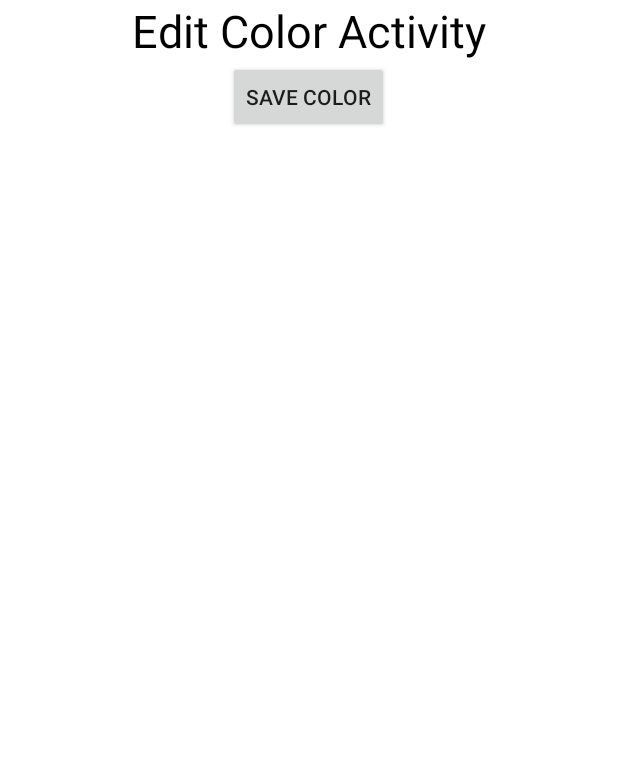
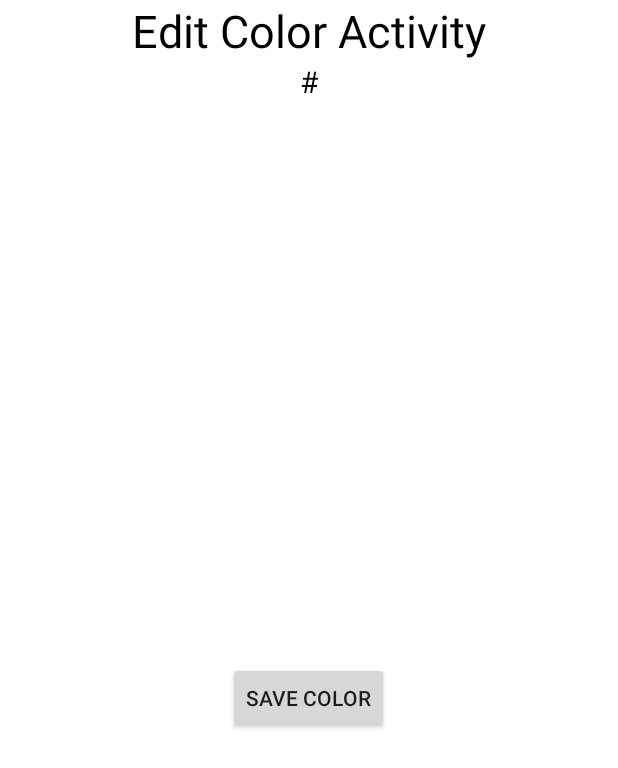
Before and after one commit to EJNicolas/ColorSnapProject, an Android app: the ViewColorSchemeActivity screen opened directly, with no data from a screen before it, after a tap on "EDIT", on a phone screen of 412 x 824 dp. Shown: the top 768 px of the screen. Run offline under Robolectric (Android 15) with nearby library versions, the phone set to English and light mode, and no system bars; 11 statements that could not run were skipped.

Commit message:
Color is passed from View Color to Edit Color

```diff
--- a/app/src/main/java/com/example/colorsnap/EditColorActivity.java
+++ b/app/src/main/java/com/example/colorsnap/EditColorActivity.java
@@ -14,6 +14,8 @@ import android.util.Log;
 import android.view.View;
 import android.widget.Button;
 import android.widget.LinearLayout;
+import android.widget.TextView;
+import android.widget.Toast;
 
 import androidx.annotation.Nullable;
 
@@ -23,9 +25,11 @@ public class EditColorActivity extends Activity implements View.OnClickListener,
     private LinearLayout colorDisplay;
     private Sensor sensorOrientation;
     private SensorManager sensorManager = null;
-    private int currentColor =  Color.parseColor("#FF6347");
+    private int currentColor;
+    private String originalColor, colorColumn, hexColor;
+    private TextView colorName;
 
-    Button buttonSaveColor;
+    private Button buttonSaveColor;
 
     @Override
     protected void onCreate(@Nullable Bundle savedInstanceState) {
@@ -43,11 +47,30 @@ public class EditColorActivity extends Activity implements View.OnClickListener,
         else{
             setTheme(R.style.LightTheme);
         }
+
         setContentView(R.layout.activity_edit_color);
         sensorManager = (SensorManager) getSystemService(SENSOR_SERVICE);
         sensorOrientation = sensorManager.getDefaultSensor(Sensor.TYPE_ORIENTATION);
         buttonSaveColor = (Button) findViewById(R.id.buttonSaveColor);
         colorDisplay = (LinearLayout)findViewById(R.id.colorChange);
+        colorName = (TextView) findViewById(R.id.textViewEditColor);
+
+        Intent i = getIntent();
+        originalColor = i.getStringExtra("EDIT_COLOR");
+        colorColumn = i.getStringExtra("COLOR_COLUMN");
+
+        Log.d("EditColor", originalColor + " " + colorColumn);
+
+        try{
+            currentColor = Color.parseColor("#" + originalColor);
+        }
+        catch(Exception e){
+            Toast.makeText(this, "Error parsing color", Toast.LENGTH_SHORT).show();
+            currentColor = Color.parseColor("#123123");
+        }
+
+        hexColor = originalColor;
+        colorName.setText("#" + originalColor);
 
         buttonSaveColor.setOnClickListener(this);
     }
@@ -55,26 +78,27 @@ public class EditColorActivity extends Activity implements View.OnClickListener,
 
     public void setSaturation(float x, float y, float z) {
 
-int color = currentColor;
+        int color = currentColor;
 
         float[ ] hsv= new float [3];
         Color.colorToHSV(color, hsv);
 
         float slope = (float) (1/ 6.28318);
-       float output = (float) (slope * (z + 3.14159));
+        float output = (float) (slope * (z + 3.14159));
         hsv[1] = output;
         float slopeX = (float) (1/ 6.28318);
         float outputX = (float) (slopeX * (x + 3.14159));
         hsv[2] = outputX;
         int newColor = Color.HSVToColor(hsv);
         currentColor = newColor;
+        //Converting Color to String learned from https://stackoverflow.com/questions/6539879/how-to-convert-a-color-integer-to-a-hex-string-in-android
+        hexColor = String.format("%06X", (0xFFFFFF & currentColor));
+        colorName.setText("#" + hexColor);
         colorDisplay.setBackgroundColor(newColor);
-        Log.d("zTag", String.valueOf((z)));
-        Log.d("xTag", String.valueOf((x)));
-        Log.d("yTag", String.valueOf((y)));
 
-
-
+//        Log.d("zTag", String.valueOf((z)));
+//        Log.d("xTag", String.valueOf((x)));
+//        Log.d("yTag", String.valueOf((y)));
 
     }
 
@@ -97,8 +121,17 @@ int color = currentColor;
     @Override
     public void onClick(View v) {
         if(buttonSaveColor.isPressed()){
-            Intent i = new Intent(this, ViewColorSchemeActivity.class);
-            startActivity(i);
+            if(colorColumn==null){
+                Intent i = new Intent(this, ColorSchemesActivity.class);
+                startActivity(i);
+            }
+            else{
+                Log.d("EditColor", String.format("%d",currentColor));
+
+                //String hexColor =
+                Log.d("EditColor", "New Color: " + hexColor);
+            }
+
         }
 
     }
--- a/app/src/main/res/layout/activity_edit_color.xml
+++ b/app/src/main/res/layout/activity_edit_color.xml
@@ -13,6 +13,21 @@
         android:textSize="30sp"
         android:textColor="?attr/textColor"/>
 
+    <TextView
+        android:layout_width="wrap_content"
+        android:layout_height="wrap_content"
+        android:text="Color"
+        android:layout_gravity="center"
+        android:textSize="20sp"
+        android:id="@+id/textViewEditColor"
+        android:textColor="?attr/textColor" />
+
+    <LinearLayout
+        android:id="@+id/colorChange"
+        android:layout_width="match_parent"
+        android:layout_height="373dp"
+        android:orientation="horizontal" />
+
     <Button
         android:layout_width="wrap_content"
         android:layout_height="wrap_content"
@@ -20,10 +35,4 @@
         android:layout_gravity="center"
         android:id="@+id/buttonSaveColor" />
 
-    <LinearLayout
-        android:id="@+id/colorChange"
-        android:layout_width="match_parent"
-        android:layout_height="373dp"
-        android:orientation="horizontal"></LinearLayout>
-
 </LinearLayout>
```
Also changed, not shown: app/src/main/java/com/example/colorsnap/ViewColorSchemeActivity.java (+16 -15 lines).
